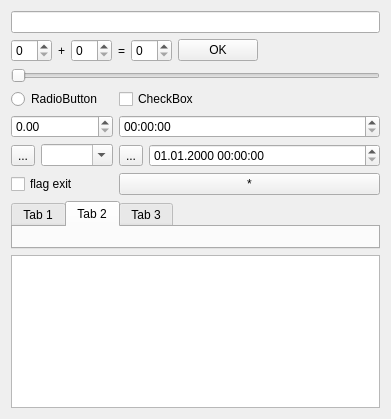
First picture: the form in Qt/my_programm/_For_tests/src/for_tests_mainbox/src/ui/for_tests_mainbox.ui, repository RinatB2017/mega_GIT, before the edit.
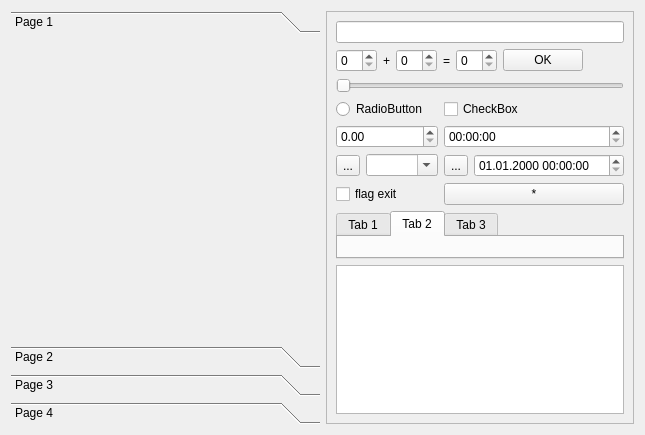
Second picture: the form after the edit. The open tabs and pages were chosen to show the change. Icons and pictures are not drawn.

What changed in the file:
```diff
--- a/Qt/my_programm/_For_tests/src/for_tests_mainbox/src/ui/for_tests_mainbox.ui
+++ b/Qt/my_programm/_For_tests/src/for_tests_mainbox/src/ui/for_tests_mainbox.ui
@@ -6,11 +6,83 @@
    <rect>
     <x>0</x>
     <y>0</y>
-    <width>391</width>
-    <height>419</height>
+    <width>645</width>
+    <height>435</height>
    </rect>
   </property>
-  <layout class="QVBoxLayout" name="verticalLayout">
+  <layout class="QHBoxLayout" name="horizontalLayout">
+   <item>
+    <widget class="QToolBox" name="toolBox">
+     <property name="currentIndex">
+      <number>0</number>
+     </property>
+     <widget class="QWidget" name="page">
+      <property name="geometry">
+       <rect>
+        <x>0</x>
+        <y>0</y>
+        <width>232</width>
+        <height>291</height>
+       </rect>
+      </property>
+      <attribute name="label">
+       <string>Page 1</string>
+      </attribute>
+     </widget>
+     <widget class="QWidget" name="page_2">
+      <property name="geometry">
+       <rect>
+        <x>0</x>
+        <y>0</y>
+        <width>232</width>
+        <height>291</height>
+       </rect>
+      </property>
+      <attribute name="icon">
+       <iconset resource="../../../../images/images.qrc">
+        <normaloff>:/images/computer.ico</normaloff>:/images/computer.ico</iconset>
+      </attribute>
+      <attribute name="label">
+       <string>Page 2</string>
+      </attribute>
+     </widget>
+     <widget class="QWidget" name="page_3">
+      <property name="geometry">
+       <rect>
+        <x>0</x>
+        <y>0</y>
+        <width>232</width>
+        <height>291</height>
+       </rect>
+      </property>
+      <attribute name="label">
+       <string>Page 3</string>
+      </attribute>
+     </widget>
+     <widget class="QWidget" name="page_4">
+      <property name="geometry">
+       <rect>
+        <x>0</x>
+        <y>0</y>
+        <width>232</width>
+        <height>291</height>
+       </rect>
+      </property>
+      <attribute name="label">
+       <string>Page 4</string>
+      </attribute>
+     </widget>
+    </widget>
+   </item>
+   <item>
+    <widget class="QFrame" name="frame">
+     <property name="frameShape">
+      <enum>QFrame::StyledPanel</enum>
+     </property>
+     <property name="frameShadow">
+      <enum>QFrame::Raised</enum>
+     </property>
+     <layout class="QVBoxLayout" name="verticalLayout_5">
    <item>
     <widget class="QLineEdit" name="lineEdit"/>
    </item>
@@ -190,6 +262,9 @@
    </item>
   </layout>
  </widget>
+   </item>
+  </layout>
+ </widget>
  <tabstops>
   <tabstop>lineEdit</tabstop>
   <tabstop>sb_1</tabstop>
```
Left out of the diff: 14 changed lines with no effect on the pictures. Lines whose indentation alone changed are shown as unchanged.
